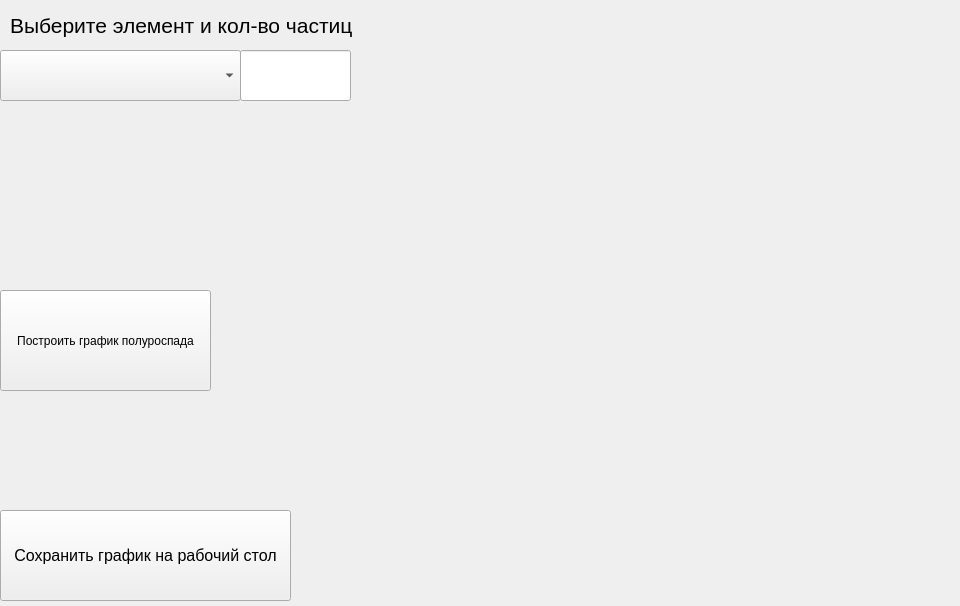
Qt form main.ui (lilimejb/laba) before a commit.
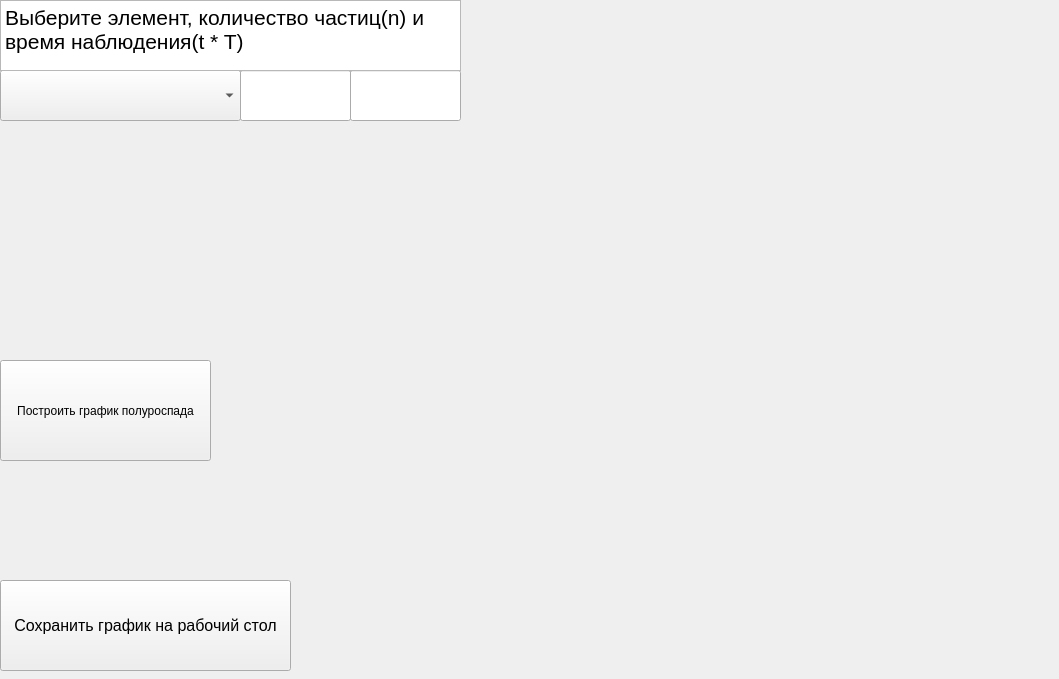
The same form after that commit.

```diff
--- a/main.ui
+++ b/main.ui
@@ -6,8 +6,8 @@
    <rect>
     <x>0</x>
     <y>0</y>
-    <width>960</width>
-    <height>606</height>
+    <width>1059</width>
+    <height>679</height>
    </rect>
   </property>
   <property name="windowTitle">
@@ -18,7 +18,7 @@
     <property name="geometry">
      <rect>
       <x>0</x>
-      <y>50</y>
+      <y>70</y>
       <width>241</width>
       <height>51</height>
      </rect>
@@ -34,29 +34,11 @@
      </property>
     </item>
    </widget>
-   <widget class="QLabel" name="label">
-    <property name="geometry">
-     <rect>
-      <x>10</x>
-      <y>10</y>
-      <width>351</width>
-      <height>31</height>
-     </rect>
-    </property>
-    <property name="font">
-     <font>
-      <pointsize>16</pointsize>
-     </font>
-    </property>
-    <property name="text">
-     <string>Выберите элемент и кол-во частиц</string>
-    </property>
-   </widget>
    <widget class="QLabel" name="graph">
     <property name="geometry">
      <rect>
-      <x>360</x>
-      <y>0</y>
+      <x>470</x>
+      <y>30</y>
       <width>591</width>
       <height>521</height>
      </rect>
@@ -69,7 +51,7 @@
     <property name="geometry">
      <rect>
       <x>0</x>
-      <y>290</y>
+      <y>360</y>
       <width>211</width>
       <height>101</height>
      </rect>
@@ -82,7 +64,7 @@
     <property name="geometry">
      <rect>
       <x>0</x>
-      <y>100</y>
+      <y>130</y>
       <width>331</width>
       <height>181</height>
      </rect>
@@ -100,7 +82,7 @@
     <property name="geometry">
      <rect>
       <x>0</x>
-      <y>510</y>
+      <y>580</y>
       <width>291</width>
       <height>91</height>
      </rect>
@@ -118,7 +100,7 @@
     <property name="geometry">
      <rect>
       <x>300</x>
-      <y>520</y>
+      <y>590</y>
       <width>401</width>
       <height>81</height>
      </rect>
@@ -136,12 +118,39 @@
     <property name="geometry">
      <rect>
       <x>240</x>
-      <y>50</y>
+      <y>70</y>
       <width>111</width>
       <height>51</height>
      </rect>
     </property>
    </widget>
+   <widget class="QLineEdit" name="time">
+    <property name="geometry">
+     <rect>
+      <x>350</x>
+      <y>70</y>
+      <width>111</width>
+      <height>51</height>
+     </rect>
+    </property>
+   </widget>
+   <widget class="QTextBrowser" name="textBrowser">
+    <property name="geometry">
+     <rect>
+      <x>0</x>
+      <y>0</y>
+      <width>461</width>
+      <height>71</height>
+     </rect>
+    </property>
+    <property name="html">
+     <string>&lt;!DOCTYPE HTML PUBLIC &quot;-//W3C//DTD HTML 4.0//EN&quot; &quot;http://www.w3.org/TR/REC-html40/strict.dtd&quot;&gt;
+&lt;html&gt;&lt;head&gt;&lt;meta name=&quot;qrichtext&quot; content=&quot;1&quot; /&gt;&lt;style type=&quot;text/css&quot;&gt;
+p, li { white-space: pre-wrap; }
+&lt;/style&gt;&lt;/head&gt;&lt;body style=&quot; font-family:'MS Shell Dlg 2'; font-size:8.25pt; font-weight:400; font-style:normal;&quot;&gt;
+&lt;p style=&quot; margin-top:0px; margin-bottom:0px; margin-left:0px; margin-right:0px; -qt-block-indent:0; text-indent:0px;&quot;&gt;&lt;span style=&quot; font-size:16pt;&quot;&gt;Выберите элемент, количество частиц(n) и время наблюдения(t * T)&lt;/span&gt;&lt;/p&gt;&lt;/body&gt;&lt;/html&gt;</string>
+    </property>
+   </widget>
   </widget>
  </widget>
  <resources/>
```
